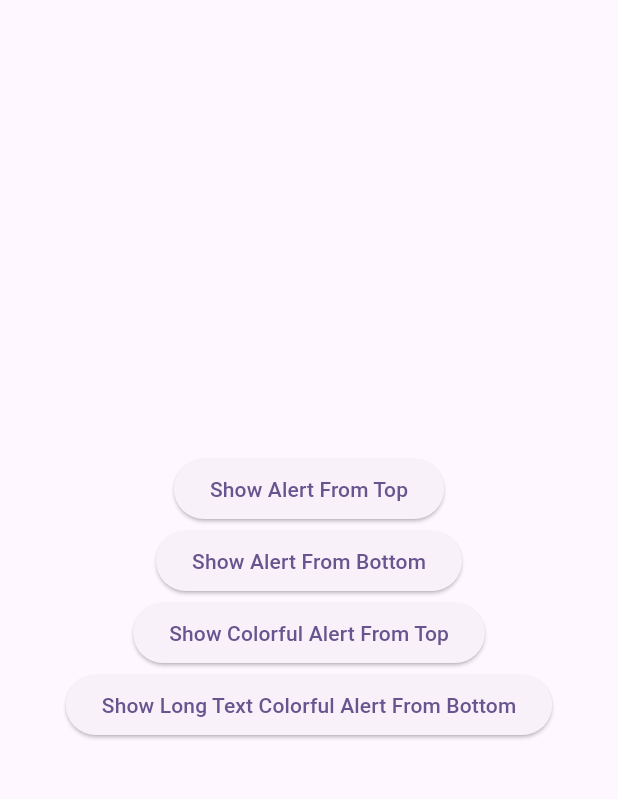
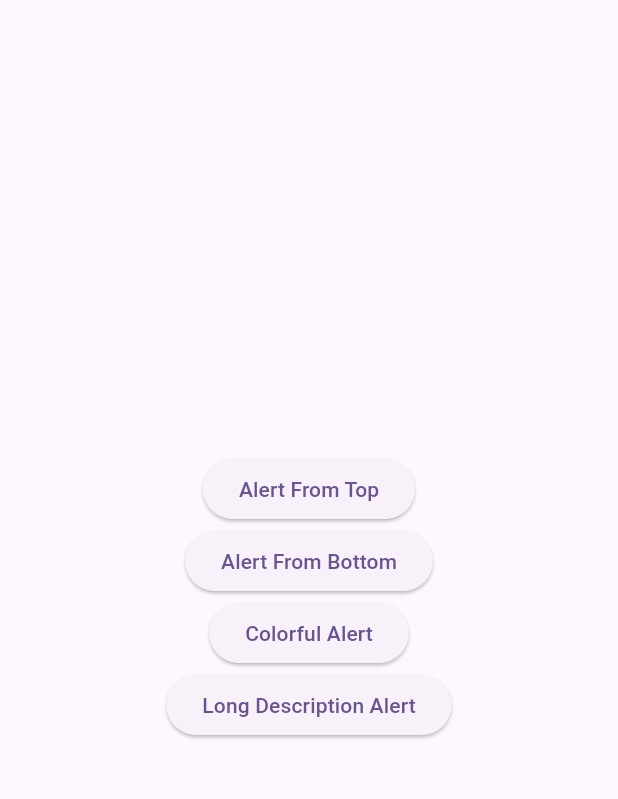
Before and after one commit to fenicfelix/smart_edge_alert, a Flutter app: the screen it shows after launch, on a phone screen of 412 x 824 dp, the part 63-862 px from its top. Run offline on Flutter 3.47's test engine with Material 3 defaults, Android fonts, the phone set to English and light mode, and no system bars.

Commit message:
Updates example buttons and project description

```diff
--- a/example/lib/main.dart
+++ b/example/lib/main.dart
@@ -39,14 +39,16 @@ class MyHomePage extends StatelessWidget {
             ElevatedButton(
               onPressed: () {
                 // Navigate to the second screen using a named route.
-                SmartEdgeAlert.show(context,
-                    title: 'Title',
-                    description: 'Description',
-                    gravity: SmartEdgeAlert.TOP,
-                    closeButtonColor: Colors.white,
-                    duration: SmartEdgeAlert.LENGTH_VERY_LONG);
+                SmartEdgeAlert.show(
+                  context,
+                  title: 'Title',
+                  description: 'Description',
+                  gravity: SmartEdgeAlert.TOP,
+                  closeButtonColor: Colors.white,
+                  duration: SmartEdgeAlert.LENGTH_VERY_LONG,
+                );
               },
-              child: const Text('Show Alert From Top'),
+              child: const Text('Alert From Top'),
             ),
             ElevatedButton(
               onPressed: () {
@@ -58,7 +60,7 @@ class MyHomePage extends StatelessWidget {
                     closeButtonColor: Colors.white,
                     duration: SmartEdgeAlert.LENGTH_VERY_LONG);
               },
-              child: const Text('Show Alert From Bottom'),
+              child: const Text('Alert From Bottom'),
             ),
             ElevatedButton(
               onPressed: () {
@@ -71,7 +73,7 @@ class MyHomePage extends StatelessWidget {
                     closeButtonColor: Colors.white,
                     duration: SmartEdgeAlert.LENGTH_VERY_LONG);
               },
-              child: const Text('Show Colorful Alert From Top'),
+              child: const Text('Colorful Alert'),
             ),
             ElevatedButton(
               onPressed: () {
@@ -85,7 +87,7 @@ class MyHomePage extends StatelessWidget {
                     closeButtonColor: Colors.white,
                     duration: SmartEdgeAlert.LENGTH_VERY_LONG);
               },
-              child: const Text('Show Long Text Colorful Alert From Bottom'),
+              child: const Text('Long Description Alert'),
             ),
           ],
         ),
--- a/pubspec.yaml
+++ b/pubspec.yaml
@@ -1,5 +1,5 @@
 name: smart_edge_alert
-description: "A new Flutter package that shows an interrupted smart alert from top or bottom."
+description: "A Flutter package that shows an interrupted smart alert from top or bottom."
 version: 0.0.1
 homepage:
 
```
